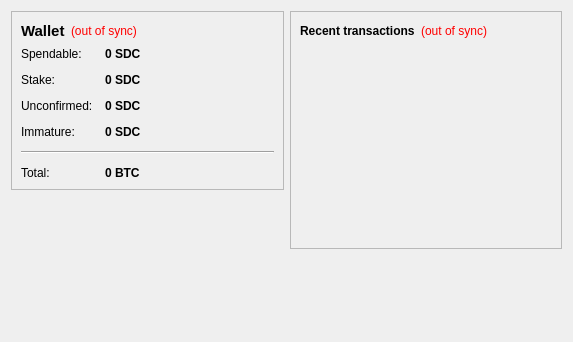
Meee32/net2-1, file src/qt/forms/overviewpage.ui: the form before one commit.
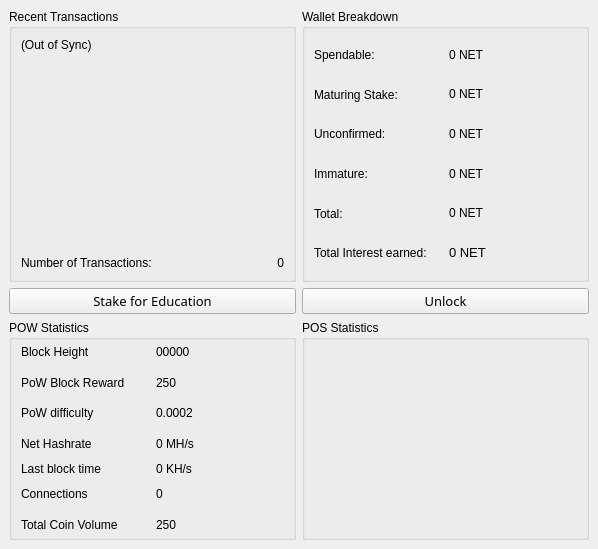
The form after the commit. Icons and pictures are not drawn.

Diff of the .ui file:
```diff
--- a/src/qt/forms/overviewpage.ui
+++ b/src/qt/forms/overviewpage.ui
@@ -6,85 +6,120 @@
    <rect>
     <x>0</x>
     <y>0</y>
-    <width>573</width>
-    <height>342</height>
+    <width>598</width>
+    <height>549</height>
    </rect>
   </property>
+  <property name="sizePolicy">
+   <sizepolicy hsizetype="Expanding" vsizetype="Expanding">
+    <horstretch>0</horstretch>
+    <verstretch>0</verstretch>
+   </sizepolicy>
+  </property>
+  <property name="minimumSize">
+   <size>
+    <width>0</width>
+    <height>0</height>
+   </size>
+  </property>
   <property name="windowTitle">
    <string>Form</string>
   </property>
-  <layout class="QHBoxLayout" name="horizontalLayout" stretch="1,1">
-   <item>
-    <layout class="QVBoxLayout" name="verticalLayout_2">
-     <item>
+  <property name="styleSheet">
+   <string notr="true"/>
+  </property>
+  <layout class="QGridLayout" name="gridLayout_5">
+   <property name="leftMargin">
+    <number>0</number>
+   </property>
+   <property name="topMargin">
+    <number>0</number>
+   </property>
+   <property name="rightMargin">
+    <number>0</number>
+   </property>
+   <property name="bottomMargin">
+    <number>0</number>
+   </property>
+   <item row="0" column="0">
       <widget class="QFrame" name="frame">
+     <property name="sizePolicy">
+      <sizepolicy hsizetype="Expanding" vsizetype="Expanding">
+       <horstretch>0</horstretch>
+       <verstretch>0</verstretch>
+      </sizepolicy>
+     </property>
+     <property name="minimumSize">
+      <size>
+       <width>0</width>
+       <height>0</height>
+      </size>
+     </property>
+     <property name="autoFillBackground">
+      <bool>false</bool>
+     </property>
+     <property name="styleSheet">
+      <string notr="true"/>
+     </property>
        <property name="frameShape">
-        <enum>QFrame::StyledPanel</enum>
+      <enum>QFrame::NoFrame</enum>
        </property>
        <property name="frameShadow">
-        <enum>QFrame::Raised</enum>
-       </property>
-       <layout class="QVBoxLayout" name="verticalLayout_4">
-        <item>
-         <layout class="QHBoxLayout" name="horizontalLayout_4">
-          <item>
-           <widget class="QLabel" name="label_5">
+      <enum>QFrame::Plain</enum>
+     </property>
+     <property name="lineWidth">
+      <number>0</number>
+     </property>
+     <layout class="QGridLayout" name="gridLayout_3">
+      <item row="0" column="0">
+       <layout class="QGridLayout" name="gridLayout">
+        <item row="2" column="0">
+         <widget class="QPushButton" name="startButton">
             <property name="font">
              <font>
-              <pointsize>11</pointsize>
-              <weight>75</weight>
-              <bold>true</bold>
+            <family>Plantagenet Cherokee</family>
+            <pointsize>10</pointsize>
              </font>
             </property>
             <property name="text">
-             <string>Wallet</string>
+           <string>Stake for Education</string>
             </property>
            </widget>
           </item>
-          <item>
-           <widget class="QLabel" name="labelWalletStatus">
-            <property name="toolTip">
-             <string>The displayed information may be out of date. Your wallet automatically synchronizes with the NetCoin network after a connection is established, but this process has not completed yet.</string>
-            </property>
-            <property name="styleSheet">
-             <string notr="true">QLabel { color: red; }</string>
-            </property>
-            <property name="text">
-             <string notr="true">(out of sync)</string>
-            </property>
-            <property name="alignment">
-             <set>Qt::AlignLeading|Qt::AlignLeft|Qt::AlignVCenter</set>
-            </property>
-           </widget>
-          </item>
-          <item>
-           <spacer name="horizontalSpacer_2">
-            <property name="orientation">
-             <enum>Qt::Horizontal</enum>
-            </property>
-            <property name="sizeHint" stdset="0">
+        <item row="0" column="1">
+         <widget class="QGroupBox" name="groupBox_2">
+          <property name="sizePolicy">
+           <sizepolicy hsizetype="Expanding" vsizetype="Expanding">
+            <horstretch>0</horstretch>
+            <verstretch>0</verstretch>
+           </sizepolicy>
+          </property>
+          <property name="minimumSize">
              <size>
-              <width>40</width>
-              <height>20</height>
-             </size>
-            </property>
-           </spacer>
-          </item>
-         </layout>
-        </item>
-        <item>
-         <layout class="QFormLayout" name="formLayout_2">
-          <property name="fieldGrowthPolicy">
-           <enum>QFormLayout::AllNonFixedFieldsGrow</enum>
+            <width>0</width>
+            <height>0</height>
+           </size>
+          </property>
+          <property name="autoFillBackground">
+           <bool>false</bool>
           </property>
-          <property name="horizontalSpacing">
-           <number>12</number>
+          <property name="title">
+           <string>Wallet Breakdown</string>
           </property>
-          <property name="verticalSpacing">
-           <number>12</number>
+          <property name="flat">
+           <bool>false</bool>
           </property>
+          <property name="checkable">
+           <bool>false</bool>
+          </property>
+          <layout class="QGridLayout" name="gridLayout_11">
+           <item row="0" column="0">
+            <layout class="QGridLayout" name="gridLayout_2">
           <item row="0" column="0">
            <widget class="QLabel" name="label">
+               <property name="styleSheet">
+                <string notr="true"/>
+               </property>
             <property name="text">
              <string>Spendable:</string>
             </property>
@@ -92,20 +127,17 @@
           </item>
           <item row="0" column="1">
            <widget class="QLabel" name="labelBalance">
-            <property name="font">
-             <font>
-              <weight>75</weight>
-              <bold>true</bold>
-             </font>
-            </property>
             <property name="cursor">
              <cursorShape>IBeamCursor</cursorShape>
             </property>
             <property name="toolTip">
-             <string>Your current spendable balance</string>
+                <string>&lt;html&gt;&lt;head/&gt;&lt;body&gt;&lt;p&gt;&lt;img src=&quot;:/toolTip/res/tooltips/spendableTooltip.png&quot;/&gt;&lt;/p&gt;&lt;/body&gt;&lt;/html&gt;</string>
+               </property>
+               <property name="styleSheet">
+                <string notr="true"/>
             </property>
             <property name="text">
-             <string notr="true">0 SDC</string>
+                <string>0 NET</string>
             </property>
             <property name="textInteractionFlags">
              <set>Qt::LinksAccessibleByMouse|Qt::TextSelectableByKeyboard|Qt::TextSelectableByMouse</set>
@@ -113,28 +145,28 @@
            </widget>
           </item>
           <item row="1" column="0">
-           <widget class="QLabel" name="label_6">
+              <widget class="QLabel" name="label_2">
+               <property name="styleSheet">
+                <string notr="true"/>
+               </property>
             <property name="text">
-             <string>Stake:</string>
+                <string>Maturing Stake:</string>
             </property>
            </widget>
           </item>
           <item row="1" column="1">
            <widget class="QLabel" name="labelStake">
-            <property name="font">
-             <font>
-              <weight>75</weight>
-              <bold>true</bold>
-             </font>
-            </property>
             <property name="cursor">
              <cursorShape>IBeamCursor</cursorShape>
             </property>
             <property name="toolTip">
-             <string>Total of coins that was staked, and do not yet count toward the current balance</string>
+                <string>&lt;html&gt;&lt;head/&gt;&lt;body&gt;&lt;p&gt;&lt;img src=&quot;:/toolTip/res/tooltips/maturingTooltip.png&quot;/&gt;&lt;/p&gt;&lt;/body&gt;&lt;/html&gt;</string>
+               </property>
+               <property name="styleSheet">
+                <string notr="true"/>
             </property>
             <property name="text">
-             <string notr="true">0 SDC</string>
+                <string>0 NET</string>
             </property>
             <property name="textInteractionFlags">
              <set>Qt::LinksAccessibleByMouse|Qt::TextSelectableByKeyboard|Qt::TextSelectableByMouse</set>
@@ -143,6 +175,9 @@
           </item>
           <item row="2" column="0">
            <widget class="QLabel" name="label_3">
+               <property name="styleSheet">
+                <string notr="true"/>
+               </property>
             <property name="text">
              <string>Unconfirmed:</string>
             </property>
@@ -150,20 +185,17 @@
           </item>
           <item row="2" column="1">
            <widget class="QLabel" name="labelUnconfirmed">
-            <property name="font">
-             <font>
-              <weight>75</weight>
-              <bold>true</bold>
-             </font>
-            </property>
             <property name="cursor">
              <cursorShape>IBeamCursor</cursorShape>
             </property>
             <property name="toolTip">
-             <string>Total of transactions that have yet to be confirmed, and do not yet count toward the current balance</string>
+                <string>&lt;html&gt;&lt;head/&gt;&lt;body&gt;&lt;p&gt;&lt;img src=&quot;:/toolTip/res/tooltips/unconfirmedTooltip.png&quot;/&gt;&lt;/p&gt;&lt;/body&gt;&lt;/html&gt;</string>
+               </property>
+               <property name="styleSheet">
+                <string notr="true"/>
             </property>
             <property name="text">
-             <string notr="true">0 SDC</string>
+                <string>0 NET</string>
             </property>
             <property name="textInteractionFlags">
              <set>Qt::LinksAccessibleByMouse|Qt::TextSelectableByKeyboard|Qt::TextSelectableByMouse</set>
@@ -172,6 +204,9 @@
           </item>
           <item row="3" column="0">
            <widget class="QLabel" name="labelImmatureText">
+               <property name="styleSheet">
+                <string notr="true"/>
+               </property>
             <property name="text">
              <string>Immature:</string>
             </property>
@@ -179,166 +214,421 @@
           </item>
           <item row="3" column="1">
            <widget class="QLabel" name="labelImmature">
-            <property name="font">
-             <font>
-              <weight>75</weight>
-              <bold>true</bold>
-             </font>
+               <property name="cursor">
+                <cursorShape>IBeamCursor</cursorShape>
+               </property>
+               <property name="mouseTracking">
+                <bool>true</bool>
             </property>
             <property name="toolTip">
-             <string>Mined balance that has not yet matured</string>
+                <string>&lt;html&gt;&lt;head/&gt;&lt;body&gt;&lt;p&gt;&lt;img src=&quot;:/toolTip/res/tooltips/immatureTooltip.png&quot;/&gt;&lt;/p&gt;&lt;/body&gt;&lt;/html&gt;</string>
+               </property>
+               <property name="styleSheet">
+                <string notr="true"/>
             </property>
             <property name="text">
-             <string notr="true">0 SDC</string>
+                <string>0 NET</string>
             </property>
             <property name="textInteractionFlags">
              <set>Qt::LinksAccessibleByMouse|Qt::TextSelectableByKeyboard|Qt::TextSelectableByMouse</set>
             </property>
            </widget>
           </item>
-          <item row="4" column="0" colspan="2">
-           <widget class="Line" name="line">
-            <property name="orientation">
-             <enum>Qt::Horizontal</enum>
-            </property>
-           </widget>
-          </item>
-          <item row="5" column="0">
-           <widget class="QLabel" name="labelTotalText">
+             <item row="4" column="0">
+              <widget class="QLabel" name="label_6">
+               <property name="autoFillBackground">
+                <bool>false</bool>
+               </property>
+               <property name="styleSheet">
+                <string notr="true"/>
+               </property>
             <property name="text">
              <string>Total:</string>
             </property>
            </widget>
           </item>
-          <item row="5" column="1">
+             <item row="4" column="1">
            <widget class="QLabel" name="labelTotal">
-            <property name="font">
-             <font>
-              <weight>75</weight>
-              <bold>true</bold>
-             </font>
-            </property>
             <property name="cursor">
              <cursorShape>IBeamCursor</cursorShape>
             </property>
-            <property name="toolTip">
-             <string>Your current total balance</string>
+               <property name="mouseTracking">
+                <bool>true</bool>
+               </property>
+               <property name="styleSheet">
+                <string notr="true"/>
             </property>
             <property name="text">
-             <string notr="true">0 BTC</string>
+                <string>0 NET</string>
             </property>
             <property name="textInteractionFlags">
              <set>Qt::LinksAccessibleByMouse|Qt::TextSelectableByKeyboard|Qt::TextSelectableByMouse</set>
             </property>
            </widget>
           </item>
-         </layout>
-        </item>
-       </layout>
-      </widget>
-     </item>
-     <item>
-      <spacer name="verticalSpacer">
-       <property name="orientation">
-        <enum>Qt::Vertical</enum>
-       </property>
-       <property name="sizeHint" stdset="0">
-        <size>
-         <width>20</width>
-         <height>40</height>
-        </size>
-       </property>
-      </spacer>
-     </item>
-    </layout>
-   </item>
-   <item>
-    <layout class="QVBoxLayout" name="verticalLayout_3">
-     <item>
-      <widget class="QFrame" name="frame_2">
-       <property name="frameShape">
-        <enum>QFrame::StyledPanel</enum>
-       </property>
-       <property name="frameShadow">
-        <enum>QFrame::Raised</enum>
-       </property>
-       <layout class="QVBoxLayout" name="verticalLayout">
-        <item>
-         <layout class="QHBoxLayout" name="horizontalLayout_2">
-          <item>
+             <item row="5" column="0">
            <widget class="QLabel" name="label_4">
             <property name="text">
-             <string>&lt;b&gt;Recent transactions&lt;/b&gt;</string>
+                <string>&lt;html&gt;&lt;head/&gt;&lt;body&gt;&lt;p&gt;&lt;span&gt;Total Interest earned:&lt;/span&gt;&lt;/p&gt;&lt;/body&gt;&lt;/html&gt;</string>
             </property>
            </widget>
           </item>
-          <item>
+             <item row="5" column="1">
+              <widget class="QLabel" name="labelInterest">
+               <property name="font">
+                <font>
+                 <pointsize>10</pointsize>
+                </font>
+               </property>
+               <property name="text">
+                <string>&lt;html&gt;&lt;head/&gt;&lt;body&gt;&lt;p&gt;&lt;span&gt;0 NET&lt;/span&gt;&lt;/p&gt;&lt;/body&gt;&lt;/html&gt;</string>
+               </property>
+              </widget>
+             </item>
+            </layout>
+           </item>
+          </layout>
+         </widget>
+        </item>
+        <item row="2" column="1">
+         <widget class="QPushButton" name="unlockWalletActionNew">
+          <property name="sizePolicy">
+           <sizepolicy hsizetype="Expanding" vsizetype="Fixed">
+            <horstretch>0</horstretch>
+            <verstretch>0</verstretch>
+           </sizepolicy>
+          </property>
+          <property name="font">
+           <font>
+            <family>Plantagenet Cherokee</family>
+            <pointsize>10</pointsize>
+           </font>
+          </property>
+          <property name="text">
+           <string>Unlock</string>
+          </property>
+         </widget>
+        </item>
+        <item row="3" column="1">
+         <widget class="QGroupBox" name="groupBox_4">
+          <property name="title">
+           <string>POS Statistics</string>
+          </property>
+          <layout class="QGridLayout" name="gridLayout_10">
+           <property name="topMargin">
+            <number>0</number>
+           </property>
+           <property name="bottomMargin">
+            <number>0</number>
+           </property>
+           <item row="0" column="0">
+            <widget class="QLabel" name="labelMyWeight">
+             <property name="toolTip">
+              <string>&lt;html&gt;&lt;head/&gt;&lt;body&gt;&lt;p&gt;&lt;img src=&quot;:/toolTip/res/tooltips/stakingTooltip.png&quot;/&gt;&lt;/p&gt;&lt;/body&gt;&lt;/html&gt;</string>
+             </property>
+             <property name="styleSheet">
+              <string notr="true"/>
+             </property>
+             <property name="text">
+              <string/>
+             </property>
+            </widget>
+           </item>
+          </layout>
+         </widget>
+        </item>
+        <item row="3" column="0">
+         <widget class="QGroupBox" name="groupBox_3">
+          <property name="sizePolicy">
+           <sizepolicy hsizetype="Expanding" vsizetype="Expanding">
+            <horstretch>0</horstretch>
+            <verstretch>0</verstretch>
+           </sizepolicy>
+          </property>
+          <property name="minimumSize">
+           <size>
+            <width>0</width>
+            <height>0</height>
+           </size>
+          </property>
+          <property name="title">
+           <string>POW Statistics</string>
+          </property>
+          <property name="checkable">
+           <bool>false</bool>
+          </property>
+          <layout class="QGridLayout" name="gridLayout_8">
+           <property name="topMargin">
+            <number>0</number>
+           </property>
+           <property name="bottomMargin">
+            <number>0</number>
+           </property>
+           <item row="0" column="0">
+            <layout class="QGridLayout" name="gridLayout_7">
+             <item row="0" column="0">
+              <layout class="QGridLayout" name="gridLayout_6">
+               <item row="0" column="0">
+                <widget class="QLabel" name="label_14">
+                 <property name="text">
+                  <string>&lt;html&gt;&lt;head/&gt;&lt;body&gt;&lt;p&gt;&lt;span&gt;Block Height&lt;/span&gt;&lt;/p&gt;&lt;/body&gt;&lt;/html&gt;</string>
+                 </property>
+                </widget>
+               </item>
+               <item row="0" column="1">
+                <widget class="QLabel" name="heightBox">
+                 <property name="cursor">
+                  <cursorShape>IBeamCursor</cursorShape>
+                 </property>
+                 <property name="text">
+                  <string>&lt;html&gt;&lt;head/&gt;&lt;body&gt;&lt;p&gt;&lt;span&gt;00000&lt;/span&gt;&lt;/p&gt;&lt;/body&gt;&lt;/html&gt;</string>
+                 </property>
+                 <property name="textInteractionFlags">
+                  <set>Qt::TextSelectableByKeyboard|Qt::TextSelectableByMouse</set>
+                 </property>
+                </widget>
+               </item>
+               <item row="1" column="1">
+                <widget class="QLabel" name="rewardBox">
+                 <property name="cursor">
+                  <cursorShape>IBeamCursor</cursorShape>
+                 </property>
+                 <property name="text">
+                  <string>&lt;html&gt;&lt;head/&gt;&lt;body&gt;&lt;p&gt;&lt;span&gt;250&lt;/span&gt;&lt;/p&gt;&lt;/body&gt;&lt;/html&gt;</string>
+                 </property>
+                 <property name="textInteractionFlags">
+                  <set>Qt::TextSelectableByKeyboard|Qt::TextSelectableByMouse</set>
+                 </property>
+                </widget>
+               </item>
+               <item row="2" column="0">
+                <widget class="QLabel" name="label_13">
+                 <property name="text">
+                  <string>&lt;html&gt;&lt;head/&gt;&lt;body&gt;&lt;p&gt;&lt;span&gt;PoW difficulty&lt;/span&gt;&lt;/p&gt;&lt;/body&gt;&lt;/html&gt;</string>
+                 </property>
+                </widget>
+               </item>
+               <item row="2" column="1">
+                <widget class="QLabel" name="diffBox">
+                 <property name="cursor">
+                  <cursorShape>IBeamCursor</cursorShape>
+                 </property>
+                 <property name="text">
+                  <string>&lt;html&gt;&lt;head/&gt;&lt;body&gt;&lt;p&gt;&lt;span&gt;0.0002&lt;/span&gt;&lt;/p&gt;&lt;/body&gt;&lt;/html&gt;</string>
+                 </property>
+                 <property name="textInteractionFlags">
+                  <set>Qt::TextSelectableByKeyboard|Qt::TextSelectableByMouse</set>
+                 </property>
+                </widget>
+               </item>
+               <item row="3" column="0">
+                <widget class="QLabel" name="label_16">
+                 <property name="text">
+                  <string>&lt;html&gt;&lt;head/&gt;&lt;body&gt;&lt;p&gt;&lt;span&gt;Net Hashrate&lt;/span&gt;&lt;/p&gt;&lt;/body&gt;&lt;/html&gt;</string>
+                 </property>
+                </widget>
+               </item>
+               <item row="3" column="1">
+                <widget class="QLabel" name="pawrateBox">
+                 <property name="cursor">
+                  <cursorShape>IBeamCursor</cursorShape>
+                 </property>
+                 <property name="text">
+                  <string>&lt;html&gt;&lt;head/&gt;&lt;body&gt;&lt;p&gt;&lt;span&gt;0 MH/s&lt;/span&gt;&lt;/p&gt;&lt;/body&gt;&lt;/html&gt;</string>
+                 </property>
+                 <property name="textInteractionFlags">
+                  <set>Qt::TextSelectableByKeyboard|Qt::TextSelectableByMouse</set>
+                 </property>
+                </widget>
+               </item>
+               <item row="4" column="0">
+                <widget class="QLabel" name="label3_2">
+                 <property name="sizePolicy">
+                  <sizepolicy hsizetype="Preferred" vsizetype="Maximum">
+                   <horstretch>0</horstretch>
+                   <verstretch>0</verstretch>
+                  </sizepolicy>
+                 </property>
+                 <property name="text">
+                  <string>&lt;html&gt;&lt;head/&gt;&lt;body&gt;&lt;p&gt;&lt;span&gt;Last block time&lt;/span&gt;&lt;/p&gt;&lt;/body&gt;&lt;/html&gt;</string>
+                 </property>
+                </widget>
+               </item>
+               <item row="4" column="1">
+                <widget class="QLabel" name="localBox">
+                 <property name="cursor">
+                  <cursorShape>IBeamCursor</cursorShape>
+                 </property>
+                 <property name="text">
+                  <string>&lt;html&gt;&lt;head/&gt;&lt;body&gt;&lt;p&gt;&lt;span&gt;0 KH/s&lt;/span&gt;&lt;/p&gt;&lt;/body&gt;&lt;/html&gt;</string>
+                 </property>
+                 <property name="textInteractionFlags">
+                  <set>Qt::TextSelectableByKeyboard|Qt::TextSelectableByMouse</set>
+                 </property>
+                </widget>
+               </item>
+               <item row="5" column="0">
+                <widget class="QLabel" name="label1_2">
+                 <property name="text">
+                  <string>&lt;html&gt;&lt;head/&gt;&lt;body&gt;&lt;p&gt;&lt;span&gt;Connections&lt;/span&gt;&lt;/p&gt;&lt;/body&gt;&lt;/html&gt;</string>
+                 </property>
+                </widget>
+               </item>
+               <item row="5" column="1">
+                <widget class="QLabel" name="connectionBox">
+                 <property name="cursor">
+                  <cursorShape>IBeamCursor</cursorShape>
+                 </property>
+                 <property name="text">
+                  <string>&lt;html&gt;&lt;head/&gt;&lt;body&gt;&lt;p&gt;&lt;span&gt;0&lt;/span&gt;&lt;/p&gt;&lt;/body&gt;&lt;/html&gt;</string>
+                 </property>
+                 <property name="textInteractionFlags">
+                  <set>Qt::TextSelectableByKeyboard|Qt::TextSelectableByMouse</set>
+                 </property>
+                </widget>
+               </item>
+               <item row="6" column="0">
+                <widget class="QLabel" name="label_9">
+                 <property name="text">
+                  <string>&lt;html&gt;&lt;head/&gt;&lt;body&gt;&lt;p&gt;&lt;span&gt;Total Coin Volume&lt;/span&gt;&lt;/p&gt;&lt;/body&gt;&lt;/html&gt;</string>
+                 </property>
+                </widget>
+               </item>
+               <item row="6" column="1">
+                <widget class="QLabel" name="volumeBox">
+                 <property name="cursor">
+                  <cursorShape>IBeamCursor</cursorShape>
+                 </property>
+                 <property name="text">
+                  <string>&lt;html&gt;&lt;head/&gt;&lt;body&gt;&lt;p&gt;&lt;span&gt;250&lt;/span&gt;&lt;/p&gt;&lt;/body&gt;&lt;/html&gt;</string>
+                 </property>
+                 <property name="textInteractionFlags">
+                  <set>Qt::TextSelectableByKeyboard|Qt::TextSelectableByMouse</set>
+                 </property>
+                </widget>
+               </item>
+               <item row="1" column="0">
+                <widget class="QLabel" name="label_12">
+                 <property name="text">
+                  <string>&lt;html&gt;&lt;head/&gt;&lt;body&gt;&lt;p&gt;&lt;span&gt;PoW Block Reward&lt;/span&gt;&lt;/p&gt;&lt;/body&gt;&lt;/html&gt;</string>
+                 </property>
+                </widget>
+               </item>
+              </layout>
+             </item>
+            </layout>
+           </item>
+          </layout>
+         </widget>
+        </item>
+        <item row="0" column="0">
+         <widget class="QGroupBox" name="groupBox">
+          <property name="sizePolicy">
+           <sizepolicy hsizetype="Expanding" vsizetype="Expanding">
+            <horstretch>0</horstretch>
+            <verstretch>0</verstretch>
+           </sizepolicy>
+          </property>
+          <property name="minimumSize">
+           <size>
+            <width>0</width>
+            <height>0</height>
+           </size>
+          </property>
+          <property name="maximumSize">
+           <size>
+            <width>16777215</width>
+            <height>16777215</height>
+           </size>
+          </property>
+          <property name="autoFillBackground">
+           <bool>false</bool>
+          </property>
+          <property name="styleSheet">
+           <string notr="true"/>
+          </property>
+          <property name="title">
+           <string>Recent Transactions</string>
+          </property>
+          <property name="checkable">
+           <bool>false</bool>
+          </property>
+          <layout class="QGridLayout" name="gridLayout_9">
+           <item row="0" column="0">
            <widget class="QLabel" name="labelTransactionsStatus">
-            <property name="toolTip">
-             <string>The displayed information may be out of date. Your wallet automatically synchronizes with the NetCoin network after a connection is established, but this process has not completed yet.</string>
+             <property name="text">
+              <string>(Out of Sync)</string>
+             </property>
+            </widget>
+           </item>
+           <item row="1" column="0">
+            <layout class="QGridLayout" name="gridLayout_4">
+             <item row="1" column="0">
+              <widget class="QLabel" name="label_8">
+               <property name="sizePolicy">
+                <sizepolicy hsizetype="Preferred" vsizetype="Preferred">
+                 <horstretch>0</horstretch>
+                 <verstretch>0</verstretch>
+                </sizepolicy>
+               </property>
+               <property name="minimumSize">
+                <size>
+                 <width>0</width>
+                 <height>0</height>
+                </size>
+               </property>
+               <property name="maximumSize">
+                <size>
+                 <width>258</width>
+                 <height>18</height>
+                </size>
             </property>
             <property name="styleSheet">
-             <string notr="true">QLabel { color: red; }</string>
+                <string notr="true"/>
             </property>
             <property name="text">
-             <string notr="true">(out of sync)</string>
+                <string>Number of Transactions:</string>
+               </property>
+              </widget>
+             </item>
+             <item row="1" column="1">
+              <widget class="QLabel" name="labelNumTransactions">
+               <property name="text">
+                <string>0</string>
             </property>
             <property name="alignment">
              <set>Qt::AlignRight|Qt::AlignTrailing|Qt::AlignVCenter</set>
             </property>
            </widget>
           </item>
-          <item>
-           <spacer name="horizontalSpacer">
-            <property name="orientation">
-             <enum>Qt::Horizontal</enum>
-            </property>
-            <property name="sizeHint" stdset="0">
-             <size>
-              <width>40</width>
-              <height>20</height>
-             </size>
-            </property>
-           </spacer>
-          </item>
-         </layout>
-        </item>
-        <item>
+             <item row="0" column="0" colspan="2">
          <widget class="QListView" name="listTransactions">
+               <property name="minimumSize">
+                <size>
+                 <width>0</width>
+                 <height>0</height>
+                </size>
+               </property>
           <property name="styleSheet">
-           <string notr="true">QListView { background: transparent; }</string>
+                <string notr="true">background:transparent;</string>
           </property>
           <property name="frameShape">
            <enum>QFrame::NoFrame</enum>
           </property>
-          <property name="verticalScrollBarPolicy">
-           <enum>Qt::ScrollBarAlwaysOff</enum>
-          </property>
-          <property name="horizontalScrollBarPolicy">
-           <enum>Qt::ScrollBarAlwaysOff</enum>
-          </property>
-          <property name="selectionMode">
-           <enum>QAbstractItemView::NoSelection</enum>
-          </property>
+               <property name="frameShadow">
+                <enum>QFrame::Plain</enum>
+               </property>
          </widget>
         </item>
        </layout>
-      </widget>
-     </item>
-     <item>
-      <spacer name="verticalSpacer_2">
-       <property name="orientation">
-        <enum>Qt::Vertical</enum>
-       </property>
-       <property name="sizeHint" stdset="0">
-        <size>
-         <width>20</width>
-         <height>40</height>
-        </size>
-       </property>
-      </spacer>
-     </item>
-    </layout>
+           </item>
+          </layout>
+         </widget>
+        </item>
+       </layout>
+      </item>
+     </layout>
+    </widget>
    </item>
   </layout>
  </widget>
```
Left out of the diff: 19 changed lines with no effect on the pictures. Lines whose indentation alone changed are shown as unchanged.
